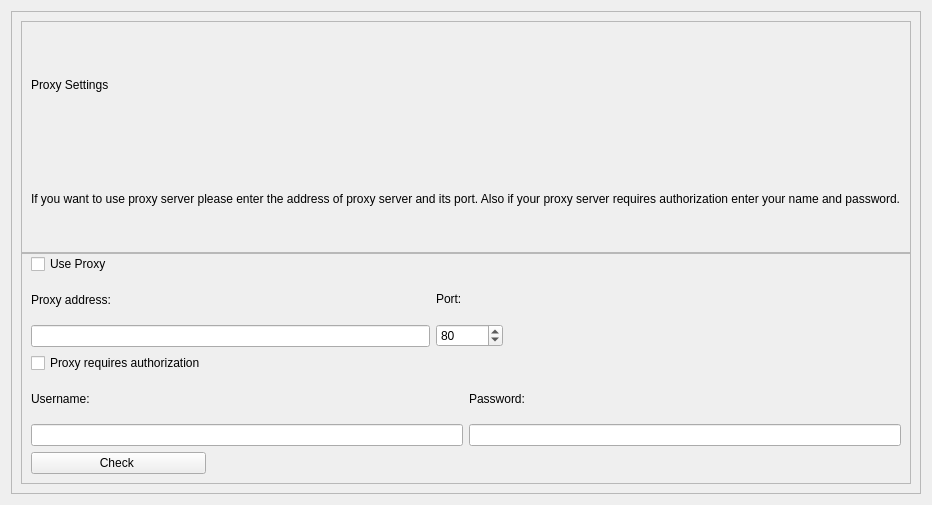
The window that quickiewebbot/ui/proxy_settings_widget.ui (andrascii/RiveSolutions_SEO_Spider) describes before a commit, drawn with Qt 5.
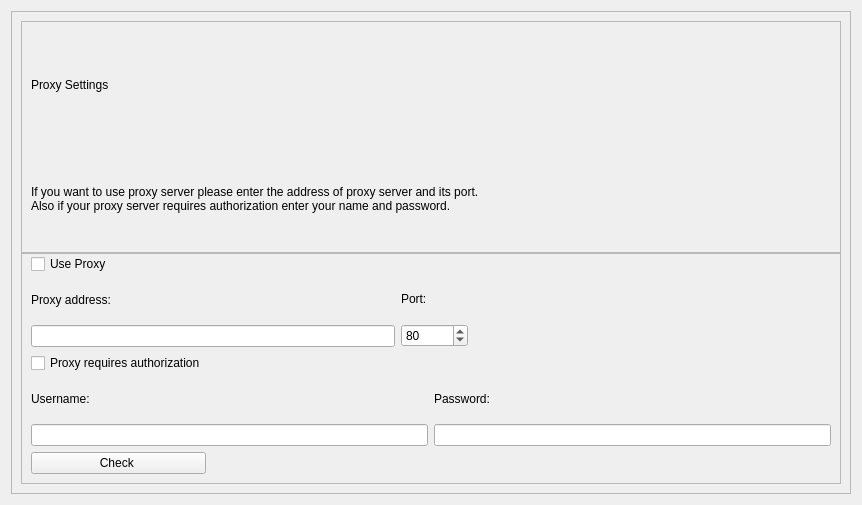
The same window after the commit.

Commit message: изменение дизайна proxy settings widget

Diff of the .ui file:
```diff
--- a/quickiewebbot/ui/proxy_settings_widget.ui
+++ b/quickiewebbot/ui/proxy_settings_widget.ui
@@ -60,7 +60,8 @@
          <item>
           <widget class="QLabel" name="text">
            <property name="text">
-            <string>If you want to use proxy server please enter the address of proxy server and its port. Also if your proxy server requires authorization enter your name and password.</string>
+            <string>If you want to use proxy server please enter the address of proxy server and its port.
+Also if your proxy server requires authorization enter your name and password.</string>
            </property>
           </widget>
          </item>
```
The commit also changes 1 other file.
